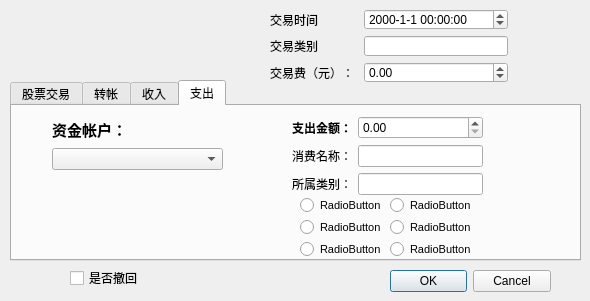
Before: the Qt Designer form myFinanceExchangeWindow.ui in Imrono/myFinance, drawn with Qt 5.
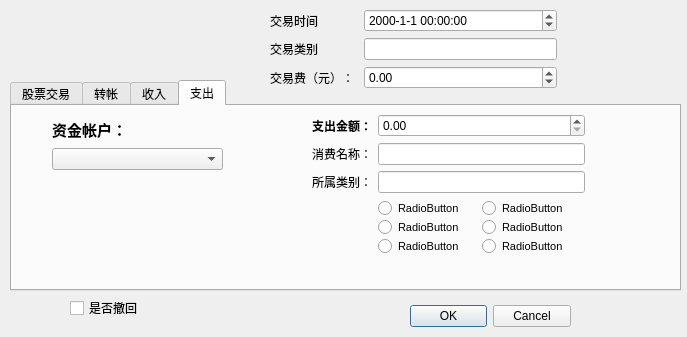
After: the same form once the commit is applied. The open tabs and pages were chosen to show the change.

Commit message: win linux 2

```diff
--- a/myFinanceExchangeWindow.ui
+++ b/myFinanceExchangeWindow.ui
@@ -6,8 +6,8 @@
    <rect>
     <x>0</x>
     <y>0</y>
-    <width>590</width>
-    <height>301</height>
+    <width>687</width>
+    <height>337</height>
    </rect>
   </property>
   <property name="windowTitle">
@@ -19,8 +19,8 @@
   <widget class="QDialogButtonBox" name="buttonBox">
    <property name="geometry">
     <rect>
-     <x>390</x>
-     <y>265</y>
+     <x>410</x>
+     <y>300</y>
      <width>161</width>
      <height>32</height>
     </rect>
@@ -37,8 +37,8 @@
     <rect>
      <x>270</x>
      <y>9</y>
-     <width>238</width>
-     <height>74</height>
+     <width>287</width>
+     <height>95</height>
     </rect>
    </property>
    <layout class="QFormLayout" name="formLayout">
@@ -109,8 +109,8 @@
     <rect>
      <x>10</x>
      <y>80</y>
-     <width>571</width>
-     <height>181</height>
+     <width>671</width>
+     <height>211</height>
     </rect>
    </property>
    <property name="tabPosition">
@@ -965,10 +965,10 @@
     <widget class="QWidget" name="formLayoutWidget_3">
      <property name="geometry">
       <rect>
-       <x>280</x>
-       <y>10</y>
-       <width>191</width>
-       <height>151</height>
+       <x>300</x>
+       <y>8</y>
+       <width>273</width>
+       <height>166</height>
       </rect>
      </property>
      <layout class="QFormLayout" name="formLayout_3">
@@ -1017,17 +1017,7 @@
       <item row="2" column="1">
        <widget class="QLineEdit" name="lineEditExpendCode"/>
       </item>
-     </layout>
-    </widget>
-    <widget class="QWidget" name="gridLayoutWidget">
-     <property name="geometry">
-      <rect>
-       <x>288</x>
-       <y>87</y>
-       <width>180</width>
-       <height>71</height>
-      </rect>
-     </property>
+      <item row="3" column="1">
      <layout class="QGridLayout" name="gridLayout">
       <property name="spacing">
        <number>0</number>
@@ -1105,6 +1095,8 @@
        </widget>
       </item>
      </layout>
+      </item>
+     </layout>
     </widget>
    </widget>
   </widget>
@@ -1112,8 +1104,8 @@
    <property name="geometry">
     <rect>
      <x>70</x>
-     <y>270</y>
-     <width>71</width>
+     <y>300</y>
+     <width>91</width>
      <height>16</height>
     </rect>
    </property>
```
Left out of the diff: 22 changed lines with no effect on the pictures. Lines whose indentation alone changed are shown as unchanged. The commit also changes 1 other file.
